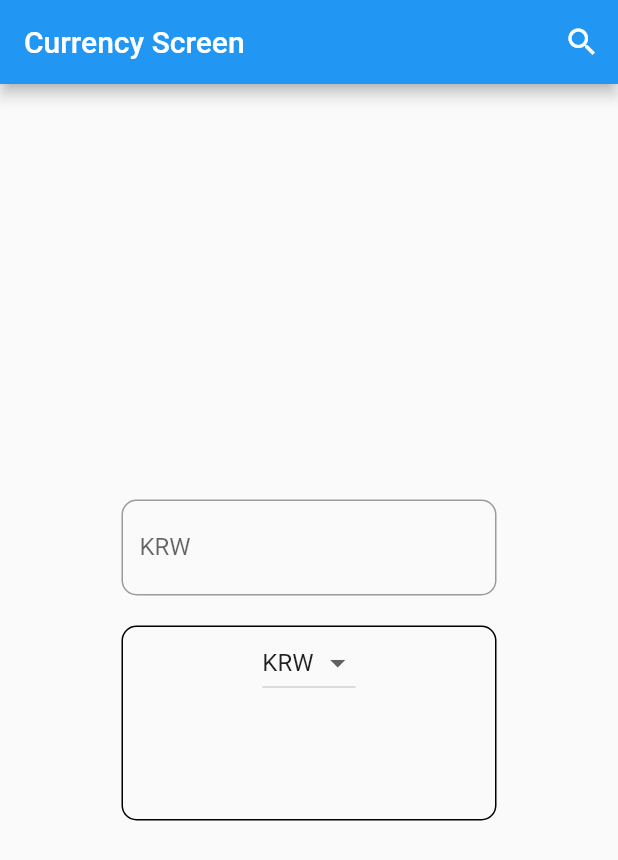
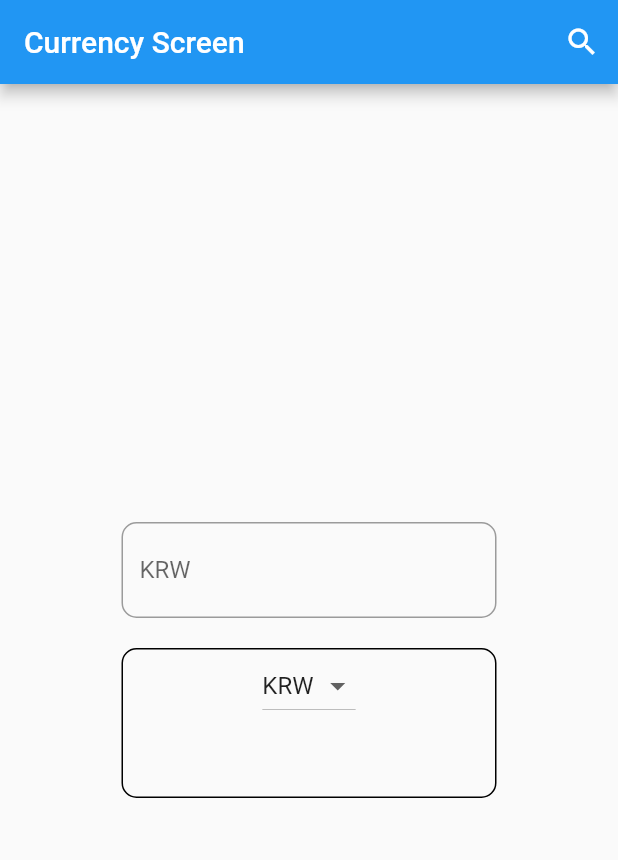
Before and after one commit to wyongjae/currency_info_app_practice, a Flutter app: the screen it shows after launch, on a phone screen of 412 x 824 dp. Shown: the top 860 px of the screen. Run offline on Flutter 3.47's test engine with Material 2 defaults, Android fonts, the phone set to English and light mode, and no system bars; our stand-ins replace freezed_annotation; generated files the repository leaves out were written again.

Commit message:
Modify: font size in currency screen

```diff
--- a/lib/presentation/currency_screen/currency_screen.dart
+++ b/lib/presentation/currency_screen/currency_screen.dart
@@ -68,10 +68,12 @@ class _CurrencyScreenState extends State<CurrencyScreen> {
                     )),
               ),
             ),
-            const SizedBox(height: 20),
+            const SizedBox(
+              height: 20,
+            ),
             Container(
               width: 250,
-              height: 130,
+              height: 100,
               decoration: BoxDecoration(
                 borderRadius: BorderRadius.circular(10),
                 border: Border.all(
@@ -95,7 +97,12 @@ class _CurrencyScreenState extends State<CurrencyScreen> {
                       });
                     },
                   ),
-                  Text(exchangeResult),
+                  Text(
+                    exchangeResult,
+                    style: const TextStyle(
+                      fontSize: 25,
+                    ),
+                  ),
                 ],
               ),
             ),
```
